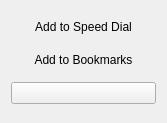
Old version of the form src/lib/bookmarks/bookmarkswidget.ui in the repository tenrok/kclient3.
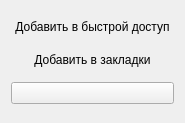
New version of the form. Icons and pictures are not drawn. Custom widgets are drawn as their Qt base class.

The edit to the form file:
```diff
--- a/src/lib/bookmarks/bookmarkswidget.ui
+++ b/src/lib/bookmarks/bookmarkswidget.ui
@@ -17,7 +17,7 @@
    <item row="1" column="0">
     <widget class="QPushButton" name="bookmarksButton">
      <property name="text">
-      <string>Add to Bookmarks</string>
+      <string>Добавить в закладки</string>
      </property>
      <property name="flat">
       <bool>true</bool>
@@ -30,7 +30,7 @@
       <enum>Qt::NoFocus</enum>
      </property>
      <property name="text">
-      <string>Add to Speed Dial</string>
+      <string>Добавить в быстрой доступ</string>
      </property>
      <property name="icon">
       <iconset>
```
